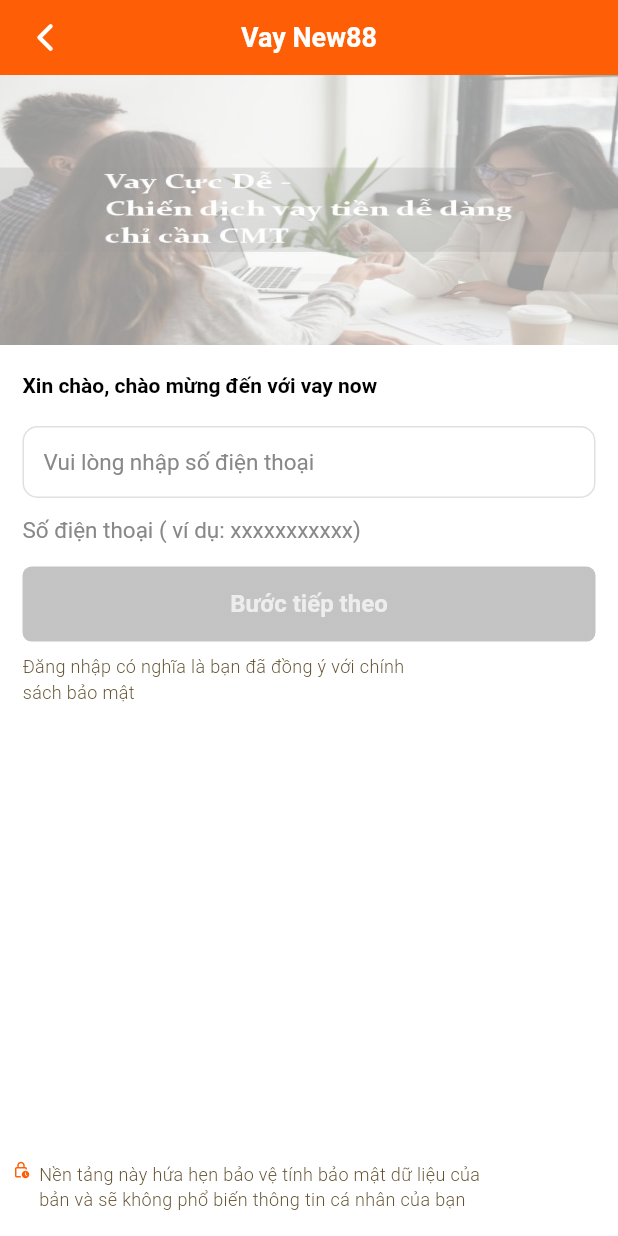
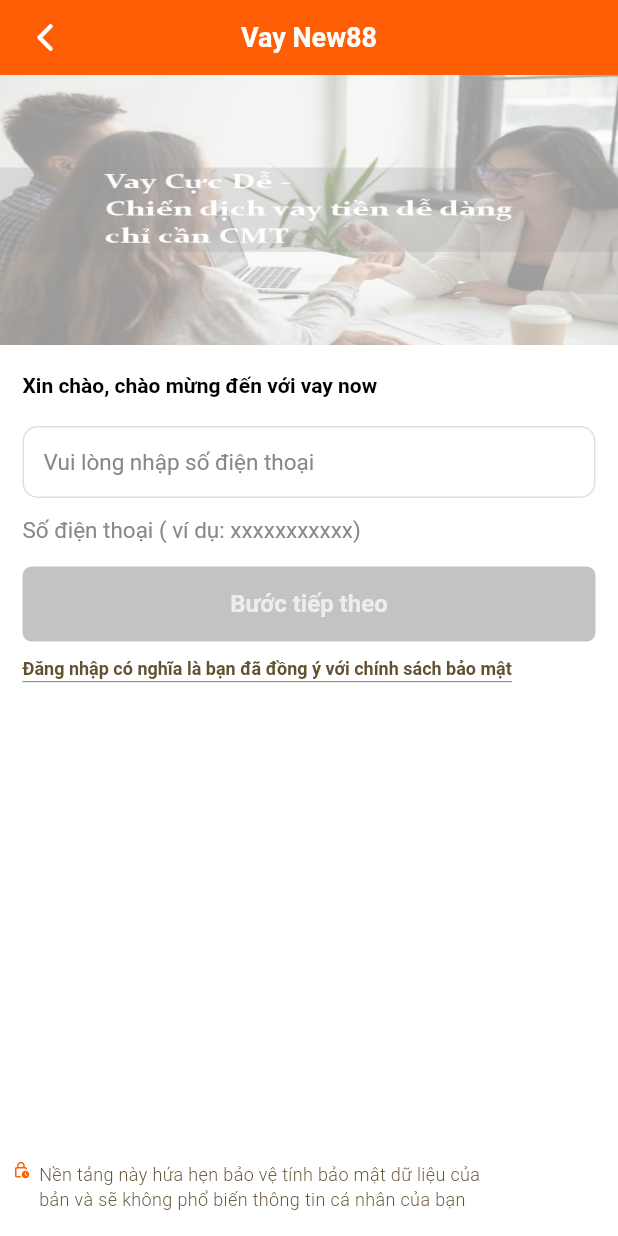
Before and after one commit to vvduocdn/new88vaynhanh, a Flutter app: the AddVayNow screen opened directly, on a phone screen of 412 x 824 dp. Run offline on Flutter 3.47's test engine with Material 3 defaults, Android fonts, the phone set to English and light mode, and no system bars; our stand-ins replace another_flushbar, cached_network_image, card_swiper, connectivity_plus, dio, equatable and 16 more; missing offline and left inert: signalr_core; accounts and stored records are empty; generated files the repository leaves out were written again; Roboto replaces fonts that are missing (SVN-Gilroy).

Commit message:
update 1/8

```diff
--- a/lib/utils/styles.dart
+++ b/lib/utils/styles.dart
@@ -92,6 +92,14 @@
     fontWeight: FontWeight.w300,
     fontSize: 12.0,
     color: Colors.black,
+  );
+
+  static TextStyle n12v7 = const TextStyle(
+    fontFamily: gilroy,
+    fontWeight: FontWeight.w700,
+    fontSize: 12.0,
+    color: Colors.black,
+    height: 1.5,
   );
 
   static TextStyle b12 = const TextStyle(
--- a/lib/view/add_vay_now.dart
+++ b/lib/view/add_vay_now.dart
@@ -237,10 +237,27 @@
                                             )),
                                   );
                                 },
-                                child: Text(
-                                  'Đăng nhập có nghĩa là bạn đã đồng ý với chính\nsách bảo mật',
-                                  style: Styles.n12v2
-                                      .copyWith(color: const Color(0xFF625231)),
+                                child: Container(
+                                  padding: const EdgeInsets.only(
+                                      bottom:
+                                          0.5),
+                                  decoration: const BoxDecoration(
+                                    border: Border(
+                                      bottom: BorderSide(
+                                        color: Color(0xFF625231),
+                                        width: 0.5,
+                                      ),
+                                    ),
+                                  ),
+                                  child: RichText(
+                                    text: TextSpan(
+                                      text:
+                                          'Đăng nhập có nghĩa là bạn đã đồng ý với chính sách bảo mật',
+                                      style: Styles.n12v7.copyWith(
+                                        color: const Color(0xFF625231),
+                                      ),
+                                    ),
+                                  ),
                                 ),
                               ),
                               spaceH80,
```
Also changed, not shown: lib/view/home/home_screen.dart (+20 -3 lines), lib/view/home/widget/banner_widget.dart (added, +128 -0 lines).
